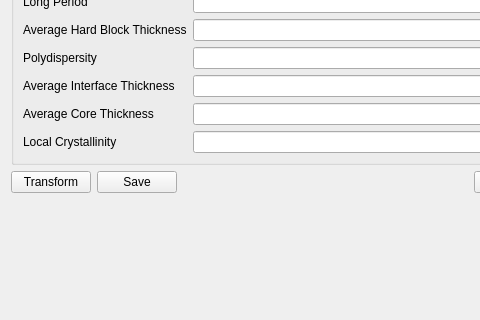
Qt form src/sas/qtgui/Perspectives/Corfunc/UI/CorfuncPanel.ui (SasView/sasview) before a commit; both pictures show x 0 to 480 and y 468 to 788 of the 565 by 788 pixel window.
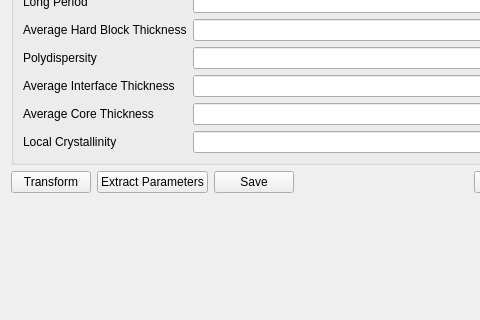
The same form after that commit.

Commit message: Bring back the Extract Parameters button to Corfunc

What changed in the file:
```diff
--- a/src/sas/qtgui/Perspectives/Corfunc/UI/CorfuncPanel.ui
+++ b/src/sas/qtgui/Perspectives/Corfunc/UI/CorfuncPanel.ui
@@ -495,6 +495,16 @@
        </property>
       </widget>
      </item>
+     <item>
+      <widget class="QPushButton" name="cmdExtract">
+       <property name="toolTip">
+        <string>Extract model parameters from the real space transformed curve.</string>
+       </property>
+       <property name="text">
+        <string>Extract Parameters</string>
+       </property>
+      </widget>
+     </item>
      <item>
       <widget class="QPushButton" name="cmdSave">
        <property name="toolTip">
```
The commit also changes 1 other file.
